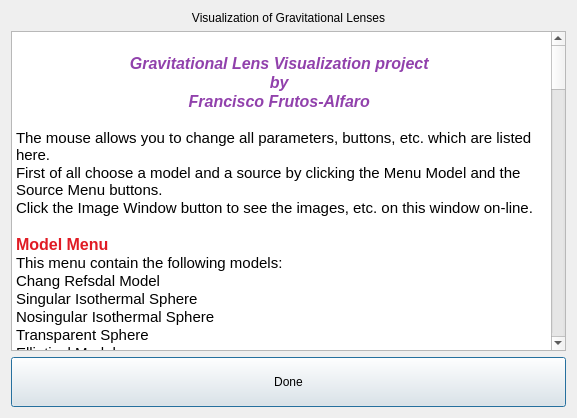
Qt form src/gui/forms/helpdialog.ui (Vriur/xfglenses) before a commit.
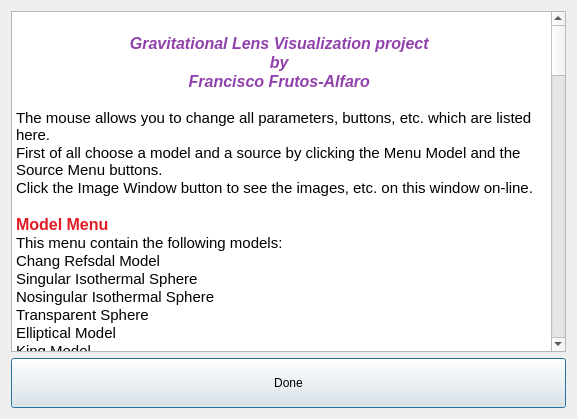
The same form after that commit.

Commit message: Delete sub title & GUI events

What changed in the file:
```diff
--- a/src/gui/forms/helpdialog.ui
+++ b/src/gui/forms/helpdialog.ui
@@ -7,7 +7,7 @@
     <x>0</x>
     <y>0</y>
     <width>575</width>
-    <height>418</height>
+    <height>419</height>
    </rect>
   </property>
   <property name="windowTitle">
@@ -16,13 +16,6 @@
   <layout class="QGridLayout" name="gridLayout">
    <item row="0" column="0">
     <layout class="QVBoxLayout" name="verticalLayout">
-     <item>
-      <widget class="QLabel" name="Title">
-       <property name="text">
-        <string>&lt;html&gt;&lt;head/&gt;&lt;body&gt;&lt;p align=&quot;center&quot;&gt;Visualization of Gravitational Lenses&lt;/p&gt;&lt;/body&gt;&lt;/html&gt;</string>
-       </property>
-      </widget>
-     </item>
      <item>
       <widget class="QTextEdit" name="Help">
        <property name="minimumSize">
```
Left out of the diff: 2 changed lines with no effect on the pictures. The commit also changes 21 other files.
